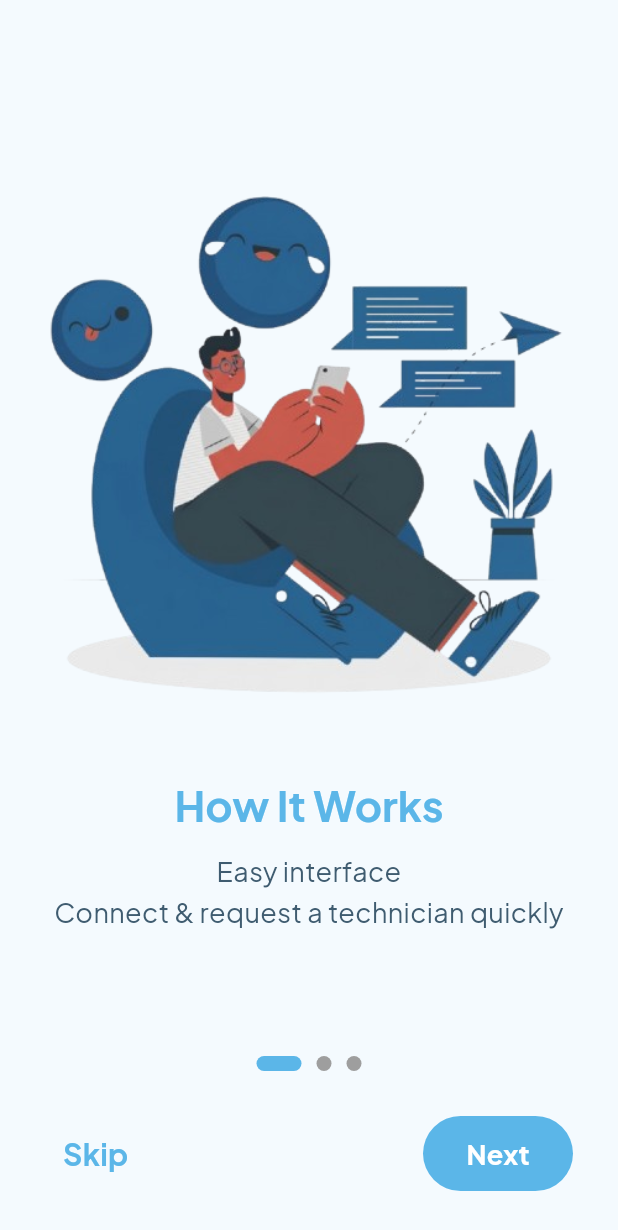
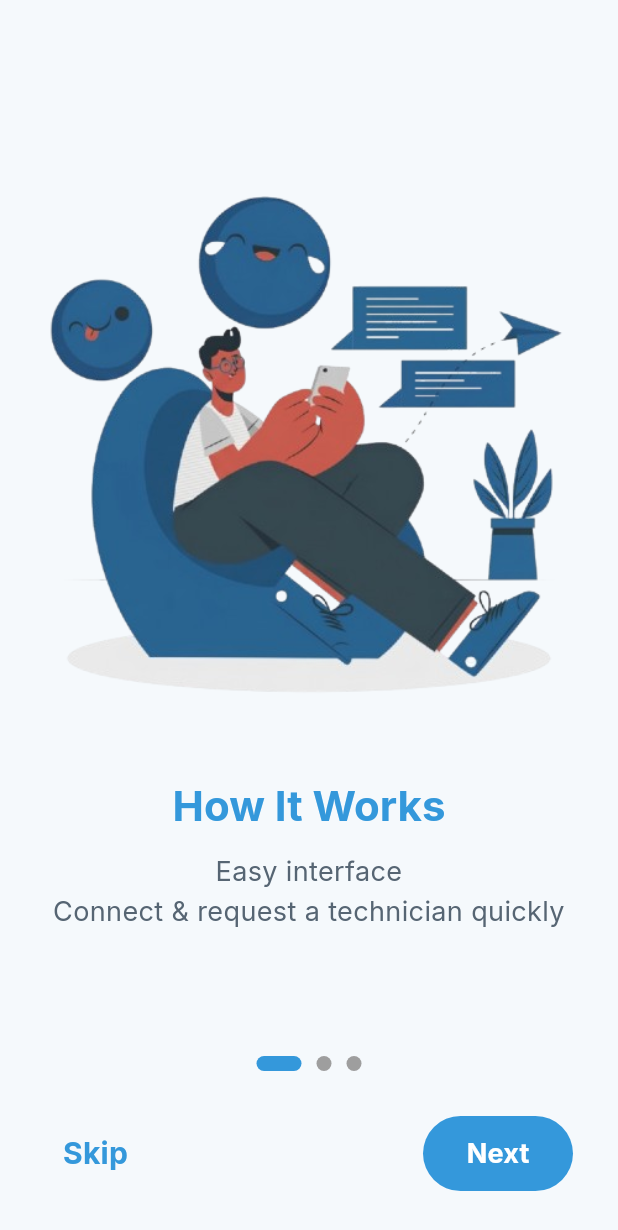
Before and after one commit to Abdullah-Badawy1/Mongez, a Flutter app: the screen it shows after launch, after a tap on "Get Started", on a phone screen of 412 x 824 dp. Shown: the top 1230 px of the screen. Run offline on Flutter 3.47's test engine with Material 3 defaults, Android fonts, the phone set to English and light mode, and no system bars; our stand-ins replace audioplayers, bloc, dartz, dio, equatable, flutter_bloc and 6 more; missing offline and left inert: file_selector, record; network calls fail.

Commit message:
docs(arch): add UML architecture and align mobile theme to brand
* **docs/ARCHITECTURE.puml** — seven PlantUML diagrams covering
  system context, components/deployment, the domain class model,
  three key sequence flows (login + role redirect, order placement,
  admin dashboard load), and the Order state machine. Rendered with
  Inter and Mongez blue so the diagram visuals match the platform.
* **docs/ARCHITECTURE.md** — short pointer with a per-diagram table
  and rendering instructions (plantuml.jar / Docker / VS Code).
* **mobile/lib/core/app_colors.dart** — palette rewritten around the
  canonical Mongez brand tokens shared with the web (Landing.css's
  --mongez-blue #3498DB, --mongez-accent #2ecc71, --mongez-dark
  #2c3e50, --mongez-light #ecf0f1, --mongez-danger #e74c3c).
  Legacy gray/blueGray/primary1/softPrimary aliases preserved so
  every existing widget compiles unchanged.
* **mobile/lib/core/app_themes.dart** — typography swapped from Plus
  Jakarta Sans to **Inter** (the dashboard's font family in
  core/static/admin/css/custom_admin.css and front/), and the shared
  shape radius softened from 18 → 14 to align with the dashboard's
  12-px tokens. `flutter analyze` clean.

```diff
--- a/mobile/lib/core/app_colors.dart
+++ b/mobile/lib/core/app_colors.dart
@@ -1,70 +1,79 @@
 import 'package:flutter/material.dart';
 
-/// Mongez palette — baby blue (primary) + fresh green (accent).
+/// Mongez brand palette — single source of truth, shared with the web
+/// dashboard (`front/src/pages/Landing.css`) and the custom Django
+/// admin theme. The shape:
 ///
-/// The brand reads calm + trustworthy (sky blue) with an active "go" signal
-/// (green) for confirmations, completion states, and CTAs. Surfaces are a
-/// near-white blue-tinted neutral so the blue primary still pops without
-/// fighting the content.
+///   • Primary    : Mongez blue   #3498db  (trust, calm)
+///   • Accent     : Fresh green   #2ecc71  ("go" / completion / verified)
+///   • Dark       : Slate         #2c3e50  (titles, primary text)
+///   • Light      : Cloud         #ecf0f1  (chip / banner washes)
+///   • Danger     : Alizarin      #e74c3c  (errors, cancels)
 ///
-/// Legacy gray / blueGray / "primary1" / "softPrimary" aliases are kept so
-/// older widgets compile without edits.
+/// Keep these values in lock-step with `--mongez-blue` / `--mongez-accent`
+/// / `--mongez-dark` / `--mongez-light` / `--mongez-danger` in
+/// `front/src/pages/Landing.css`. The legacy gray / blueGray /
+/// "primary1" / "softPrimary" aliases are kept so older widgets compile
+/// without edits.
 class AppColors {
   AppColors._();
 
   // ── Brand ──────────────────────────────────────────────────────────────
-  // Baby blue — primary brand color.
-  static const Color primary = Color(0xFF5BB6E8);          // baby blue
-  static const Color primarySoft = Color(0xFF9FD5F2);      // pale baby blue
-  static const Color primaryDark = Color(0xFF2F88BD);      // deeper sky
-  static const Color primaryContainer = Color(0xFFDCEEF8); // wash background
+  // Mongez blue — primary brand color. Matches --mongez-blue on the web.
+  static const Color primary = Color(0xFF3498DB);          // Mongez blue
+  static const Color primarySoft = Color(0xFF5DADE2);      // tinted blue
+  static const Color primaryDark = Color(0xFF2980B9);      // hover / pressed
+  static const Color primaryContainer = Color(0xFFECF0F1); // --mongez-light
   static const Color onPrimary = Color(0xFFFFFFFF);
-  static const Color onPrimaryContainer = Color(0xFF06324B);
+  static const Color onPrimaryContainer = Color(0xFF1B4F72);
 
   // Fresh green — accent / "go" / verified / completion.
-  static const Color accent = Color(0xFF34C759);           // friendly green
-  static const Color accentSoft = Color(0xFFB8EFC6);
-  static const Color accentDark = Color(0xFF1F8A3F);
+  // Matches --mongez-accent on the web.
+  static const Color accent = Color(0xFF2ECC71);
+  static const Color accentSoft = Color(0xFFA3E4C2);
+  static const Color accentDark = Color(0xFF27AE60);
 
   // Sunny yellow for stars, urgency, featured tags.
-  static const Color highlight = Color(0xFFFFC857);
+  static const Color highlight = Color(0xFFF39C12);
 
   // Brand gradient — blue → green so banners and sticky CTAs feel
   // welcoming + active.
   static const List<Color> brandGradient = [
-    Color(0xFF5BB6E8),
-    Color(0xFF34C759),
+    Color(0xFF3498DB),
+    Color(0xFF2ECC71),
   ];
 
   // ── Surfaces (cool, blue-tinted whites) ────────────────────────────────
-  static const Color background = Color(0xFFF4FAFE);
+  static const Color background = Color(0xFFF5F9FC);
   static const Color surface = Color(0xFFFFFFFF);
-  static const Color surfaceVariant = Color(0xFFE8F3FB);
-  static const Color surfaceMuted = Color(0xFFEFF7FC);
-  static const Color surfaceTinted = Color(0xFFE2F2EA); // green tint
+  static const Color surfaceVariant = Color(0xFFECF0F1); // --mongez-light
+  static const Color surfaceMuted = Color(0xFFF1F5F9);
+  static const Color surfaceTinted = Color(0xFFE8F8F0); // green tint
 
-  static const Color backgroundDark = Color(0xFF0E1A22);
-  static const Color surfaceDark = Color(0xFF152634);
-  static const Color surfaceVariantDark = Color(0xFF1B3142);
+  static const Color backgroundDark = Color(0xFF1A2530);
+  static const Color surfaceDark = Color(0xFF22303C);
+  static const Color surfaceVariantDark = Color(0xFF2C3E50); // --mongez-dark
 
   // ── Text / outline ─────────────────────────────────────────────────────
-  static const Color textPrimary = Color(0xFF0E2738);
-  static const Color textSecondary = Color(0xFF3F5C70);
-  static const Color textTertiary = Color(0xFF668097);
-  static const Color textDisabled = Color(0xFFA6BCCC);
-  static const Color outline = Color(0xFFD6E6F1);
-  static const Color outlineStrong = Color(0xFFAEC8DA);
+  // textPrimary matches --mongez-dark exactly so headlines on mobile
+  // read the same as on the landing page.
+  static const Color textPrimary = Color(0xFF2C3E50);
+  static const Color textSecondary = Color(0xFF566573);
+  static const Color textTertiary = Color(0xFF7F8C8D);
+  static const Color textDisabled = Color(0xFFBDC3C7);
+  static const Color outline = Color(0xFFE2E8F0);
+  static const Color outlineStrong = Color(0xFFCBD5E0);
 
-  static const Color textPrimaryDark = Color(0xFFEAF4FB);
-  static const Color textSecondaryDark = Color(0xFFB9CFE0);
-  static const Color textTertiaryDark = Color(0xFF8AA4B8);
-  static const Color outlineDark = Color(0xFF24394C);
+  static const Color textPrimaryDark = Color(0xFFECF0F1);
+  static const Color textSecondaryDark = Color(0xFFBDC3C7);
+  static const Color textTertiaryDark = Color(0xFF95A5A6);
+  static const Color outlineDark = Color(0xFF34495E);
 
   // ── Status ─────────────────────────────────────────────────────────────
-  static const Color success = Color(0xFF1F8A3F);  // matches accentDark
-  static const Color warning = Color(0xFFE9A23B);
-  static const Color danger  = Color(0xFFE5484D);
-  static const Color info    = Color(0xFF2F88BD);  // matches primaryDark
+  static const Color success = Color(0xFF27AE60);  // accentDark sibling
+  static const Color warning = Color(0xFFF39C12);  // matches highlight
+  static const Color danger  = Color(0xFFE74C3C);  // --mongez-danger
+  static const Color info    = Color(0xFF2980B9);  // primaryDark sibling
 
   // ── Legacy aliases ─────────────────────────────────────────────────────
   // Kept so screens still compile while the rename rolls through the app.
@@ -75,24 +84,24 @@ class AppColors {
   static const Color primary1 = primary;
 
   static const Color gray9 = textPrimary;
-  static const Color gray8 = Color(0xFF1A3346);
+  static const Color gray8 = Color(0xFF34495E);
   static const Color gray7 = textSecondary;
-  static const Color gray6 = Color(0xFF536F84);
+  static const Color gray6 = Color(0xFF7B8A8B);
   static const Color gray5 = textTertiary;
-  static const Color gray4 = Color(0xFF93ADBE);
+  static const Color gray4 = Color(0xFFA6ACAF);
   static const Color gray3 = outlineStrong;
-  static const Color gray2 = Color(0xFFC8DBE9);
+  static const Color gray2 = Color(0xFFD5DBDB);
   static const Color gray1 = outline;
   static const Color gray05 = surfaceMuted;
 
   static const Color blueGray9 = textPrimary;
-  static const Color blueGray8 = Color(0xFF1A3346);
+  static const Color blueGray8 = Color(0xFF34495E);
   static const Color blueGray7 = textSecondary;
-  static const Color blueGray6 = Color(0xFF536F84);
+  static const Color blueGray6 = Color(0xFF7B8A8B);
   static const Color blueGray5 = textTertiary;
-  static const Color blueGray4 = Color(0xFF93ADBE);
+  static const Color blueGray4 = Color(0xFFA6ACAF);
   static const Color blueGray3 = outlineStrong;
-  static const Color blueGray2 = Color(0xFFC8DBE9);
+  static const Color blueGray2 = Color(0xFFD5DBDB);
   static const Color blueGray1 = surfaceVariant;
   static const Color blueGray05 = surfaceMuted;
 }
@@ -129,13 +138,13 @@ class AppGradients {
   static const LinearGradient mintAccent = LinearGradient(
     begin: Alignment.topLeft,
     end: Alignment.bottomRight,
-    colors: [Color(0xFF34C759), Color(0xFF1F8A3F)],
+    colors: [Color(0xFF2ECC71), Color(0xFF27AE60)],
   );
 
   // Kept name for older widgets — now a blue header (was warm terracotta).
   static const LinearGradient warmHeader = LinearGradient(
     begin: Alignment.topLeft,
     end: Alignment.bottomRight,
-    colors: [Color(0xFF5BB6E8), Color(0xFF2F88BD)],
+    colors: [Color(0xFF3498DB), Color(0xFF2980B9)],
   );
 }
--- a/mobile/lib/core/app_themes.dart
+++ b/mobile/lib/core/app_themes.dart
@@ -4,13 +4,24 @@ import 'package:google_fonts/google_fonts.dart';
 import 'package:mongez/core/app_colors.dart';
 
 /// Material 3 theme for Mongez.
-/// Light + dark share the same shape language: 16px radii, soft shadows,
-/// Poppins typography, generous padding inside fields and buttons.
+///
+/// Light + dark share the same shape language and align with the web
+/// surfaces (landing page + admin dashboard):
+///   • Typography : **Inter** (the dashboard's font family,
+///                  `font-family: 'Inter', …` in the custom Django admin
+///                  theme and the React dashboard).
+///   • Radius     : 14 px — slightly softer than the dashboard's 12 px
+///                  to suit thumb-sized touch targets, but visibly the
+///                  same shape language.
+///   • Colors     : pulled from [AppColors], which mirrors
+///                  `--mongez-blue / --mongez-accent / --mongez-dark /
+///                  --mongez-light / --mongez-danger` in
+///                  `front/src/pages/Landing.css`.
 class AppThemes {
   AppThemes._();
 
   // ── Shape / radii ─────────────────────────────────────────────────────
-  static const double _r = 18.0;
+  static const double _r = 14.0;
   static const double _rPill = 999.0;
   static final BorderRadius _radius = BorderRadius.circular(_r);
   static final RoundedRectangleBorder _shape =
@@ -18,46 +29,46 @@ class AppThemes {
 
   // ── Typography ────────────────────────────────────────────────────────
   static TextTheme _textTheme(Color body, Color title) =>
-      GoogleFonts.plusJakartaSansTextTheme().copyWith(
-        displayLarge: GoogleFonts.plusJakartaSans(
+      GoogleFonts.interTextTheme().copyWith(
+        displayLarge: GoogleFonts.inter(
           fontSize: 34, fontWeight: FontWeight.w800, color: title, height: 1.15,
           letterSpacing: -0.5,
         ),
-        displayMedium: GoogleFonts.plusJakartaSans(
+        displayMedium: GoogleFonts.inter(
           fontSize: 28, fontWeight: FontWeight.w800, color: title, height: 1.2,
           letterSpacing: -0.4,
         ),
-        displaySmall: GoogleFonts.plusJakartaSans(
+        displaySmall: GoogleFonts.inter(
           fontSize: 23, fontWeight: FontWeight.w700, color: title, height: 1.25,
           letterSpacing: -0.3,
         ),
-        headlineMedium: GoogleFonts.plusJakartaSans(
+        headlineMedium: GoogleFonts.inter(
           fontSize: 20, fontWeight: FontWeight.w700, color: title,
           letterSpacing: -0.2,
         ),
-        headlineSmall: GoogleFonts.plusJakartaSans(
+        headlineSmall: GoogleFonts.inter(
           fontSize: 18, fontWeight: FontWeight.w700, color: title,
           letterSpacing: -0.1,
         ),
-        titleLarge: GoogleFonts.plusJakartaSans(
+        titleLarge: GoogleFonts.inter(
           fontSize: 17, fontWeight: FontWeight.w700, color: title,
         ),
-        titleMedium: GoogleFonts.plusJakartaSans(
+        titleMedium: GoogleFonts.inter(
           fontSize: 15, fontWeight: FontWeight.w600, color: title,
         ),
-        titleSmall: GoogleFonts.plusJakartaSans(
+        titleSmall: GoogleFonts.inter(
           fontSize: 13, fontWeight: FontWeight.w600, color: title,
         ),
-        bodyLarge: GoogleFonts.plusJakartaSans(
+        bodyLarge: GoogleFonts.inter(
           fontSize: 15, fontWeight: FontWeight.w400, color: body, height: 1.5,
         ),
-        bodyMedium: GoogleFonts.plusJakartaSans(
+        bodyMedium: GoogleFonts.inter(
           fontSize: 14, fontWeight: FontWeight.w400, color: body, height: 1.5,
         ),
-        bodySmall: GoogleFonts.plusJakartaSans(
+        bodySmall: GoogleFonts.inter(
           fontSize: 12, fontWeight: FontWeight.w400, color: body,
         ),
-        labelLarge: GoogleFonts.plusJakartaSans(
+        labelLarge: GoogleFonts.inter(
           fontSize: 14, fontWeight: FontWeight.w700, color: title,
         ),
       );
@@ -167,7 +178,7 @@ class AppThemes {
         elevation: 0,
         scrolledUnderElevation: 0,
         centerTitle: true,
-        titleTextStyle: GoogleFonts.plusJakartaSans(
+        titleTextStyle: GoogleFonts.inter(
           color: titleColor, fontSize: 18, fontWeight: FontWeight.w600,
         ),
         systemOverlayStyle: statusBarStyle.copyWith(
@@ -193,11 +204,11 @@ class AppThemes {
         isDense: true,
         contentPadding:
             const EdgeInsets.symmetric(horizontal: 16, vertical: 16),
-        hintStyle: GoogleFonts.plusJakartaSans(
+        hintStyle: GoogleFonts.inter(
           color: scheme.onSurface.withValues(alpha: 0.45),
           fontWeight: FontWeight.w400,
         ),
-        labelStyle: GoogleFonts.plusJakartaSans(
+        labelStyle: GoogleFonts.inter(
           color: scheme.onSurface.withValues(alpha: 0.7),
           fontWeight: FontWeight.w500,
         ),
@@ -219,7 +230,7 @@ class AppThemes {
           borderRadius: _radius,
           borderSide: BorderSide(color: scheme.error, width: 1.6),
         ),
-        errorStyle: GoogleFonts.plusJakartaSans(
+        errorStyle: GoogleFonts.inter(
           color: scheme.error, fontSize: 12, fontWeight: FontWeight.w500,
         ),
       ),
@@ -234,7 +245,7 @@ class AppThemes {
           shadowColor: scheme.primary.withValues(alpha: 0.25),
           minimumSize: const Size.fromHeight(52),
           shape: _shape,
-          textStyle: GoogleFonts.plusJakartaSans(
+          textStyle: GoogleFonts.inter(
             fontSize: 15, fontWeight: FontWeight.w600,
           ),
         ),
@@ -244,7 +255,7 @@ class AppThemes {
         style: FilledButton.styleFrom(
           minimumSize: const Size.fromHeight(52),
           shape: _shape,
-          textStyle: GoogleFonts.plusJakartaSans(
+          textStyle: GoogleFonts.inter(
             fontSize: 15, fontWeight: FontWeight.w600,
           ),
         ),
@@ -256,7 +267,7 @@ class AppThemes {
           side: BorderSide(color: scheme.primary, width: 1.4),
           minimumSize: const Size.fromHeight(52),
           shape: _shape,
-          textStyle: GoogleFonts.plusJakartaSans(
+          textStyle: GoogleFonts.inter(
             fontSize: 15, fontWeight: FontWeight.w600,
           ),
         ),
@@ -265,7 +276,7 @@ class AppThemes {
       textButtonTheme: TextButtonThemeData(
         style: TextButton.styleFrom(
           foregroundColor: scheme.primary,
-          textStyle: GoogleFonts.plusJakartaSans(
+          textStyle: GoogleFonts.inter(
             fontSize: 14, fontWeight: FontWeight.w600,
           ),
           shape: RoundedRectangleBorder(
@@ -279,10 +290,10 @@ class AppThemes {
         selectedColor: scheme.primary,
         disabledColor: scheme.surfaceContainerHighest,
         side: BorderSide(color: dividerColor),
-        labelStyle: GoogleFonts.plusJakartaSans(
+        labelStyle: GoogleFonts.inter(
           color: titleColor, fontSize: 12, fontWeight: FontWeight.w500,
         ),
-        secondaryLabelStyle: GoogleFonts.plusJakartaSans(
+        secondaryLabelStyle: GoogleFonts.inter(
           color: scheme.onPrimary, fontSize: 12, fontWeight: FontWeight.w600,
         ),
         padding: const EdgeInsets.symmetric(horizontal: 12, vertical: 6),
@@ -298,10 +309,10 @@ class AppThemes {
         showUnselectedLabels: true,
         type: BottomNavigationBarType.fixed,
         elevation: 0,
-        selectedLabelStyle: GoogleFonts.plusJakartaSans(
+        selectedLabelStyle: GoogleFonts.inter(
           fontSize: 12, fontWeight: FontWeight.w600,
         ),
-        unselectedLabelStyle: GoogleFonts.plusJakartaSans(
+        unselectedLabelStyle: GoogleFonts.inter(
           fontSize: 12, fontWeight: FontWeight.w500,
         ),
       ),
@@ -314,7 +325,7 @@ class AppThemes {
         height: 72,
         labelTextStyle: WidgetStateProperty.resolveWith((states) {
           final selected = states.contains(WidgetState.selected);
-          return GoogleFonts.plusJakartaSans(
+          return GoogleFonts.inter(
             fontSize: 12,
             fontWeight: selected ? FontWeight.w600 : FontWeight.w500,
             color: selected ? scheme.primary : iconColor,
@@ -349,7 +360,7 @@ class AppThemes {
       snackBarTheme: SnackBarThemeData(
         behavior: SnackBarBehavior.floating,
         backgroundColor: scheme.surface,
-        contentTextStyle: GoogleFonts.plusJakartaSans(
+        contentTextStyle: GoogleFonts.inter(
           color: titleColor, fontSize: 14, fontWeight: FontWeight.w500,
         ),
         shape: RoundedRectangleBorder(borderRadius: BorderRadius.circular(12)),
@@ -361,10 +372,10 @@ class AppThemes {
         surfaceTintColor: Colors.transparent,
         elevation: 8,
         shape: RoundedRectangleBorder(borderRadius: BorderRadius.circular(20)),
-        titleTextStyle: GoogleFonts.plusJakartaSans(
+        titleTextStyle: GoogleFonts.inter(
           color: titleColor, fontSize: 18, fontWeight: FontWeight.w600,
         ),
-        contentTextStyle: GoogleFonts.plusJakartaSans(
+        contentTextStyle: GoogleFonts.inter(
           color: bodyColor, fontSize: 14, fontWeight: FontWeight.w400,
         ),
       ),
```
Also changed, not shown: 2 other files.
